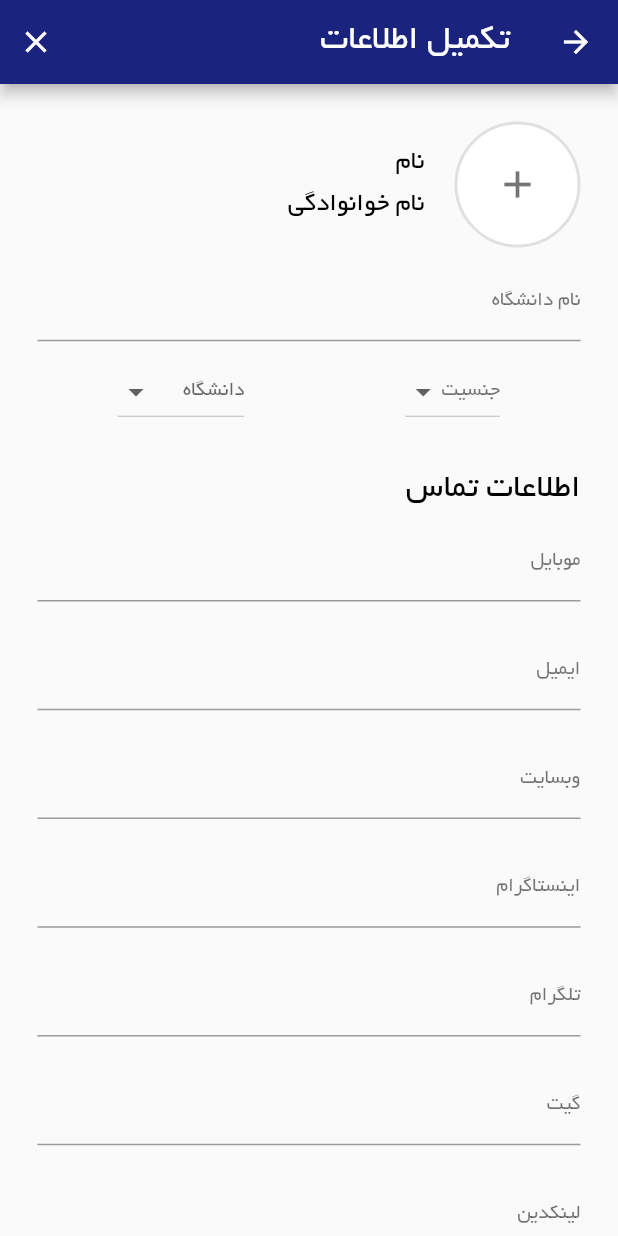
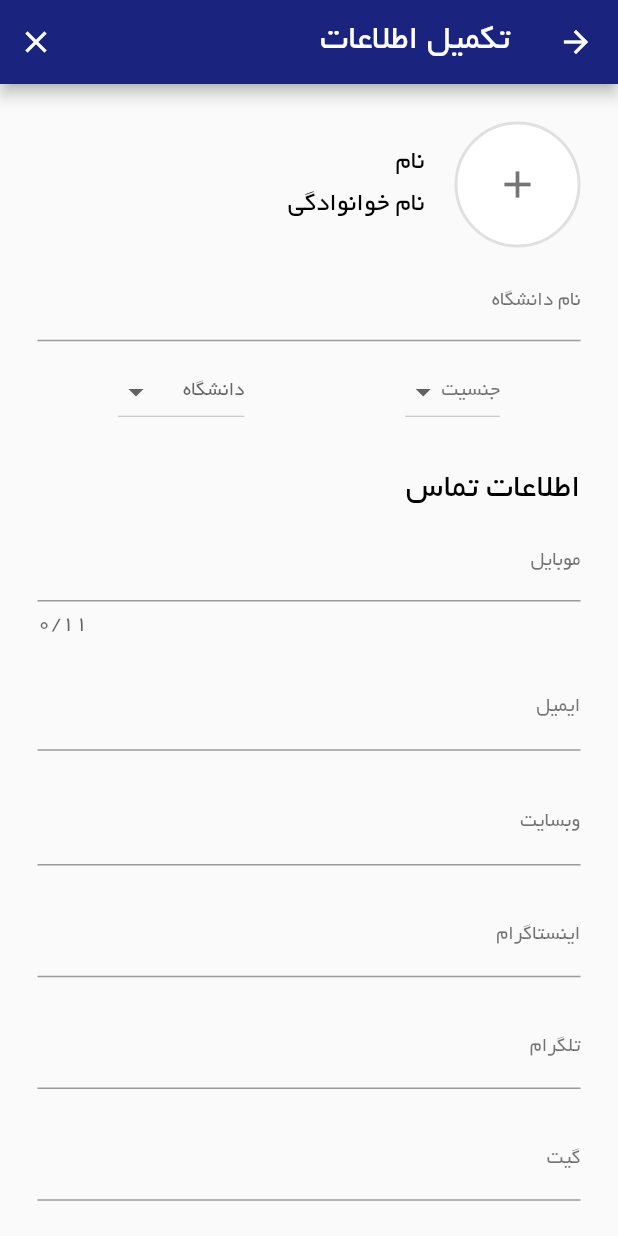
Before and after one commit to arvin2079/PlanB, a Flutter app: the screen it shows after launch, after a tap on "Signup", on a phone screen of 412 x 824 dp. Run offline on Flutter 3.47's test engine with Material 2 defaults, Android fonts, the phone set to English and light mode, and no system bars; our stand-ins replace image_picker; missing offline and left inert: autocomplete_textfield.

Commit message:
some little changes in SignUpScreen

```diff
--- a/application/plan_b/lib/src/ui/login_screen.dart
+++ b/application/plan_b/lib/src/ui/login_screen.dart
@@ -23,12 +23,12 @@ class LoginScreen extends StatelessWidget {
                 child: Column(
                   crossAxisAlignment: CrossAxisAlignment.stretch,
                   children: <Widget>[
-                    CustomtextField(
-                      labeltext: 'نام کاربری',
+                    CustomTextField(
+                      labelText: 'نام کاربری',
                     ),
                     SizedBox(height: 10,),
-                    CustomtextField(
-                      labeltext: 'رمز عبور',
+                    CustomTextField(
+                      labelText: 'رمز عبور',
                       inputType: TextInputType.text,
                     ),
                     SizedBox(height: 20,),
@@ -42,6 +42,7 @@ class LoginScreen extends StatelessWidget {
 
                         FlatButton(
                           child: Text("ایجاد حساب  ", style: Theme.of(context).textTheme.display2.copyWith(color: secondaryColor)),
+                          onPressed: (){},
                         ),
                         Text("اکانت ندارید؟", style: Theme.of(context).textTheme.display2,),
                       ],
--- a/application/plan_b/lib/src/ui/signup_screen.dart
+++ b/application/plan_b/lib/src/ui/signup_screen.dart
@@ -8,13 +8,15 @@ import 'package:planb/src/ui/uiComponents/titleText.dart';
 
 class SignupScreen extends StatefulWidget {
   @override
-  _SignupScreenState createState() => _SignupScreenState();
+  _SignUpScreenState createState() => _SignUpScreenState();
 }
 
-class _SignupScreenState extends State<SignupScreen> {
+class _SignUpScreenState extends State<SignupScreen> {
   TextEditingController _searchInputController = TextEditingController();
+  String _genderTitle = 'جنسیت';
+  String _universityTitle = 'دانشگاه';
 
-  List<String> sexItems = <String>['پسر', 'دختر'];
+  List<String> sexItems = <String>['مرد', 'زن'];
 
   List<String> _chipsData = <String>[];
 
@@ -83,6 +85,7 @@ class _SignupScreenState extends State<SignupScreen> {
                           crossAxisAlignment: CrossAxisAlignment.start,
                           children: <Widget>[
                             // fixme : style for these texts
+                            //fixme: user must enter his name, its a static text!
                             Text(
                               'نام',
                               style: Theme.of(context).textTheme.display1,
@@ -96,17 +99,21 @@ class _SignupScreenState extends State<SignupScreen> {
                         ),
                       ],
                     ),
-                    CustomtextField(labeltext: 'نام دانشگاه'),
+                    //fixme: university has a dropBox for choose and its useless
+                    CustomTextField(labelText: 'نام دانشگاه'),
                     Row(
                       mainAxisAlignment: MainAxisAlignment.spaceAround,
                       children: <Widget>[
                         DropdownButton(
                           hint: Text(
-                            'جنسیت',
+                            _genderTitle,
                             style: Theme.of(context).textTheme.display2,
                           ),
                           onChanged: (value) {
                             print(value);
+                            setState(() {
+                              _genderTitle = value;
+                            });
                           },
                           items: sexItems.map((value) {
                             return DropdownMenuItem<String>(
@@ -119,10 +126,13 @@ class _SignupScreenState extends State<SignupScreen> {
                           }).toList(),
                         ),
                         DropdownButton(
-                          hint: Text('دانشگاه'),
+                          hint: Text(_universityTitle),
                           style: Theme.of(context).textTheme.display2,
                           onChanged: (value) {
                             print(value);
+                            setState(() {
+                              _universityTitle = value;
+                            });
                           },
                           items: _uniItems.map((value) {
                             return DropdownMenuItem<String>(
@@ -138,27 +148,32 @@ class _SignupScreenState extends State<SignupScreen> {
                     ),
                     SizedBox(height: 30),
                     TitleText(text: 'اطلاعات تماس'),
-                    CustomtextField(
-                      labeltext: 'موبایل',
+                    CustomTextField(
+                      labelText: 'موبایل',
                       inputType: TextInputType.phone,
+                      maxLength: 11,
+                      hintText: "09123456789",
                     ),
-                    CustomtextField(
-                      labeltext: 'ایمیل',
+                    CustomTextField(
+                      labelText: 'ایمیل',
                       inputType: TextInputType.emailAddress,
+                      hintText: "example@gmail.com",
                     ),
-                    CustomtextField(
-                      labeltext: 'وبسایت',
+                    CustomTextField(
+                      labelText: 'وبسایت',
                       inputType: TextInputType.url,
+                      hintText: "www.example.com",
                     ),
-                    CustomtextField(labeltext: 'اینستاگرام'),
-                    CustomtextField(labeltext: 'تلگرام'),
-                    CustomtextField(labeltext: 'گیت'),
-                    CustomtextField(labeltext: 'لینکدین'),
+                    CustomTextField(labelText: 'اینستاگرام',hintText: "yourID",),
+                    CustomTextField(labelText: 'تلگرام',hintText: "yourID",),
+                    CustomTextField(labelText: 'گیت',hintText: "yourID",),
+                    CustomTextField(labelText: 'لینکدین',hintText: "yourID",),
                     SizedBox(height: 30),
                     TitleText(text: 'اطلاعات تماس'),
                     Padding(
                       padding: EdgeInsets.symmetric(vertical: 10),
                       child: TextField(
+                        style: Theme.of(context).textTheme.display2,
                         textDirection: TextDirection.rtl,
                         keyboardType: TextInputType.multiline,
                         maxLines: 5,
@@ -181,7 +196,6 @@ class _SignupScreenState extends State<SignupScreen> {
                         spacing: 10.0,
                       ),
                     ),
-                    SizedBox(height: 150),
                     RaisedButton(
                       child: Text('ادامه و تکمیل حساب',
                           style: Theme.of(context).textTheme.button),
--- a/application/plan_b/lib/src/ui/splash_screen.dart
+++ b/application/plan_b/lib/src/ui/splash_screen.dart
@@ -7,8 +7,9 @@ class SplashScreen extends StatelessWidget {
   @override
   Widget build(BuildContext context) {
     return Scaffold(
-      body: Center(
+      body: Container(
         child: Column(
+          mainAxisAlignment: MainAxisAlignment.center,
           children: <Widget>[
             FlatButton(
               child: Text("Signup"),
--- a/application/plan_b/lib/src/ui/uiComponents/customTextField.dart
+++ b/application/plan_b/lib/src/ui/uiComponents/customTextField.dart
@@ -1,13 +1,15 @@
 import 'package:flutter/material.dart';
 import 'package:flutter/cupertino.dart';
 
-class CustomtextField extends StatelessWidget {
-  const CustomtextField({this.focusNode, this.controller, this.inputType, @required this.labeltext});
+class CustomTextField extends StatelessWidget {
+  const CustomTextField({this.focusNode, this.controller, this.inputType, @required this.labelText, this.hintText, this.maxLength});
 
-  final String labeltext;
+  final String labelText;
+  final String hintText;
   final TextInputType inputType;
   final FocusNode focusNode;
   final TextEditingController controller;
+  final int maxLength;
 
   @override
   Widget build(BuildContext context) {
@@ -15,13 +17,17 @@ class CustomtextField extends StatelessWidget {
       padding: EdgeInsets.symmetric(vertical: 10),
       child: TextField(
         controller: controller,
+        maxLength: maxLength,
         focusNode: focusNode,
         textDirection: TextDirection.rtl,
+        textAlign: TextAlign.right,
         keyboardType: inputType,
         style: Theme.of(context).textTheme.display2,
         decoration: InputDecoration(
+          hintText: hintText,
+          hintStyle: Theme.of(context).textTheme.display2,
           // TODO : style for text and inputdecoration
-          labelText: labeltext,
+          labelText: labelText,
           labelStyle: Theme.of(context).textTheme.display2,
         ),
       ),
```
